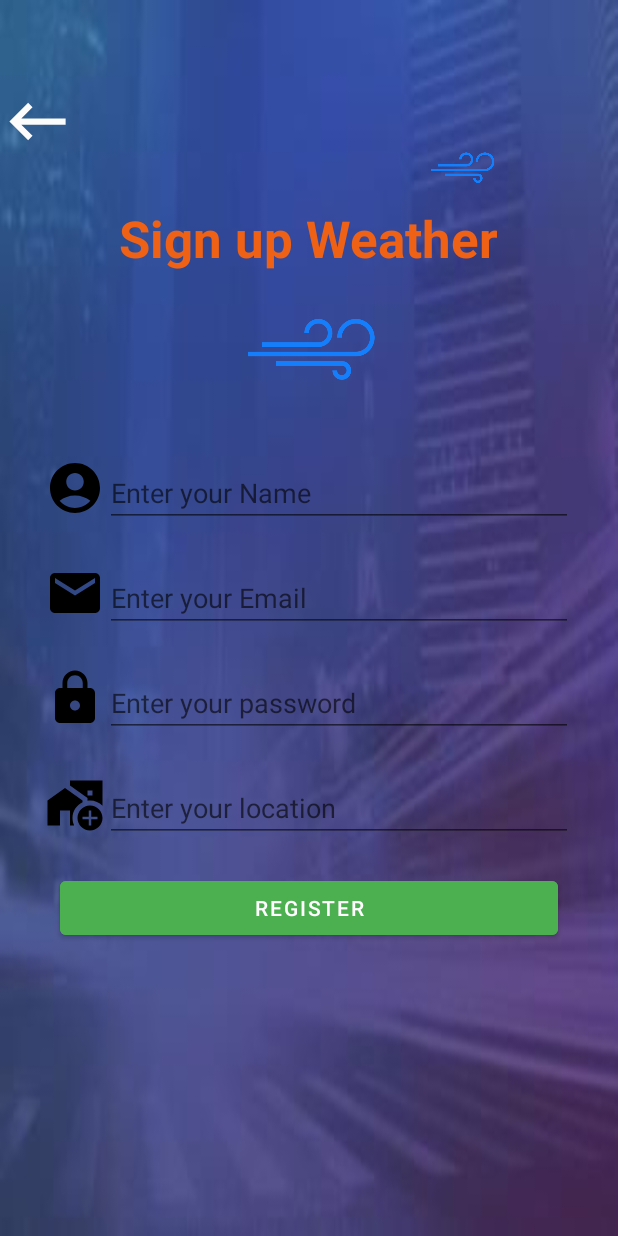
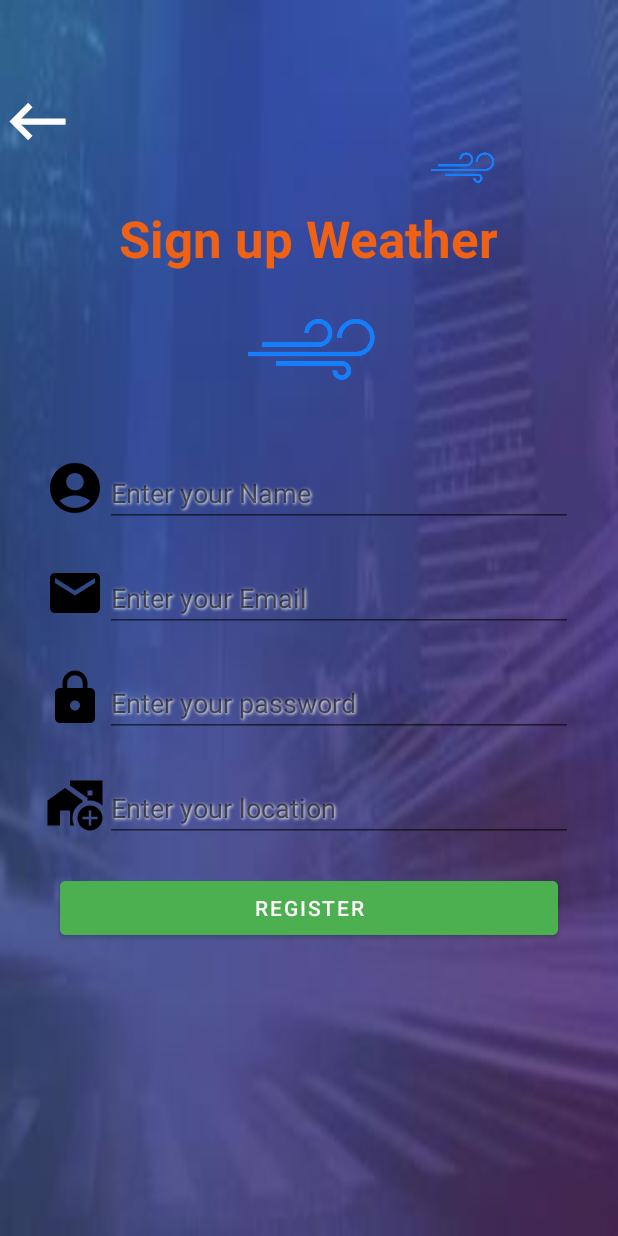
Before and after one commit to KNDARK/WeatherApp, an Android app: the screen it shows after launch (MainActivity), after a tap on "REGISTER", on a phone screen of 412 x 824 dp. Run offline under Robolectric (Android 15) with nearby library versions, the phone set to English and light mode, and no system bars; pictures from the network do not load.

Commit message:
finish -2

```diff
--- a/app/src/main/java/com/example/weatherapp/Adapters/CityAdapter.java
+++ b/app/src/main/java/com/example/weatherapp/Adapters/CityAdapter.java
@@ -45,7 +45,6 @@ public class CityAdapter extends RecyclerView.Adapter<CityAdapter.CityViewHolder
             @Override
             public void onClick(View view) {
                 String x = listCity.get(position).name;
-                Log.d("@@@@#", "onClick: "+mContext);
                 ((MainActivity)mContext).set_view_location(x);
                 ((MainActivity)mContext).refresh_toolbar();
                 ((MainActivity)mContext).bottomNav.setSelectedItemId(0);
--- a/app/src/main/res/layout/fragment_register.xml
+++ b/app/src/main/res/layout/fragment_register.xml
@@ -37,7 +37,7 @@
                     android:textColor="#EF6115"
                     android:textSize="34dp"
                     android:textStyle="bold"
-                    android:text="Sign up Weather"/>
+                    android:text="@string/sign_up_weather"/>
             </LinearLayout>
             <ImageView
                 android:layout_gravity="center"
@@ -63,7 +63,12 @@
                     android:layout_width="match_parent"
                     android:layout_height="wrap_content"
                     android:id="@+id/edt_name"
-                    android:hint="Enter your Name"/>
+                    android:shadowColor="@color/white"
+                    android:shadowDx="1"
+                    android:shadowDy="1"
+                    android:textColor="@color/white"
+                    android:shadowRadius="2"
+                    android:hint="@string/enter_your_name"/>
             </LinearLayout>
             <LinearLayout
                 android:layout_width="match_parent"
@@ -79,7 +84,12 @@
                     android:layout_width="match_parent"
                     android:layout_height="wrap_content"
                     android:id="@+id/edt_email"
-                    android:hint="Enter your Email"/>
+                    android:shadowColor="@color/white"
+                    android:shadowDx="1"
+                    android:textColor="@color/white"
+                    android:shadowDy="1"
+                    android:shadowRadius="2"
+                    android:hint="@string/enter_your_email"/>
             </LinearLayout>
             <LinearLayout
                 android:layout_width="match_parent"
@@ -95,7 +105,12 @@
                     android:layout_width="match_parent"
                     android:layout_height="match_parent"
                     android:id="@+id/edt_password"
-                    android:hint="Enter your password"
+                    android:shadowColor="@color/white"
+                    android:shadowDx="1"
+                    android:shadowDy="1"
+                    android:textColor="@color/white"
+                    android:shadowRadius="2"
+                    android:hint="@string/enter_your_password"
                     android:inputType="textPassword"/>
             </LinearLayout>
             <LinearLayout
@@ -113,7 +128,12 @@
                     android:layout_width="match_parent"
                     android:layout_height="match_parent"
                     android:id="@+id/edt_location"
-                    android:hint="Enter your location"/>
+                    android:shadowColor="@color/white"
+                    android:shadowDx="1"
+                    android:shadowDy="1"
+                    android:textColor="@color/white"
+                    android:shadowRadius="2"
+                    android:hint="@string/enter_your_location"/>
             </LinearLayout>
         </LinearLayout>
         <LinearLayout
--- a/app/src/main/res/values/strings.xml
+++ b/app/src/main/res/values/strings.xml
@@ -14,4 +14,13 @@
     <string name="toc_do_gio">Tốc độ gió</string>
     <string name="weather_24h">Thời tiết 24H tới</string>
     <string name="remember_login">Remember login</string>
+    <string name="enter_your_user">Enter your User</string>
+    <string name="enter_your_password">Enter your password</string>
+    <string name="sign_up_weather">Sign up Weather</string>
+    <string name="enter_your_name">Enter your Name</string>
+    <string name="enter_your_email">Enter your Email</string>
+    <string name="enter_your_location">Enter your location</string>
+    <string name="nh_p_v_tr">Nhập vị trí</string>
+    <string name="quan_ly_tinh_tp">Quản lý tỉnh thành phố</string>
+    <string name="login_weather">Login Weather</string>
 </resources>
```
Also changed, not shown: app/src/main/res/layout/fragment_location.xml (+13 -4 lines), app/src/main/res/layout/fragment_login.xml (+16 -5 lines), app/src/main/res/layout/fragment_now.xml (+14 -1 lines).
